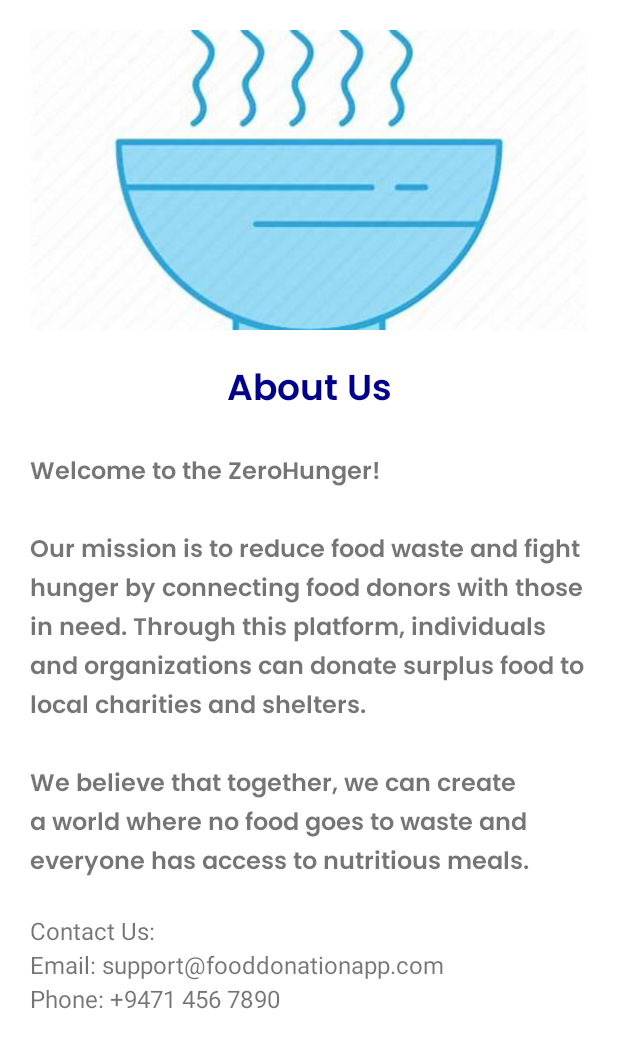
After one commit to MithuN19/Zrero-Hunger-Mobile-Application, an Android app: the layout activity_aboutus.xml on its own in the app's theme, with its tools: preview values and no code run, on a phone screen of 412 x 824 dp. The commit adds this screen. Shown: the top 1048 px of the screen. Run offline under Robolectric (Android 15) with nearby library versions, the phone set to English and light mode, and no system bars.

Commit message:
Create about us page

```diff
--- /dev/null
+++ b/app/src/main/java/com/example/zerohunger/aboutus.java
@@ -0,0 +1,24 @@
+package com.example.zerohunger;
+
+import android.os.Bundle;
+
+import androidx.appcompat.app.AppCompatActivity;
+
+public class aboutus extends AppCompatActivity {
+
+    @Override
+    protected void onCreate(Bundle savedInstanceState) {
+        super.onCreate(savedInstanceState);
+        setContentView(R.layout.activity_aboutus); // Ensure this layout exists
+
+        // Example: Properly initializing views before applying operations
+        // If you're using custom handling for WindowInsets or other advanced features,
+        // ensure the view exists and is not null before applying the listener.
+
+        // Example (if necessary):
+        // View someView = findViewById(R.id.some_view);
+        // if (someView != null) {
+        //     ViewCompat.setOnApplyWindowInsetsListener(someView, (v, insets) -> insets);
+        // }
+    }
+}
--- /dev/null
+++ b/app/src/main/res/font/poppins_semibold.xml
@@ -0,0 +1,7 @@
+<?xml version="1.0" encoding="utf-8"?>
+<font-family xmlns:app="http://schemas.android.com/apk/res-auto"
+        app:fontProviderAuthority="com.google.android.gms.fonts"
+        app:fontProviderPackage="com.google.android.gms"
+        app:fontProviderQuery="name=Poppins&amp;weight=600"
+        app:fontProviderCerts="@array/com_google_android_gms_fonts_certs">
+</font-family>
--- /dev/null
+++ b/app/src/main/res/layout/activity_aboutus.xml
@@ -0,0 +1,55 @@
+<?xml version="1.0" encoding="utf-8"?>
+<ScrollView xmlns:android="http://schemas.android.com/apk/res/android"
+    android:layout_width="match_parent"
+    android:layout_height="match_parent"
+    android:padding="20dp">
+
+    <LinearLayout
+        android:layout_width="match_parent"
+        android:layout_height="wrap_content"
+        android:orientation="vertical">
+
+        <!-- Logo -->
+        <ImageView
+            android:id="@+id/logo"
+            android:layout_width="match_parent"
+            android:layout_height="200dp"
+            android:src="@drawable/zero"
+            android:scaleType="centerCrop"
+            android:layout_marginBottom="20dp" />
+
+        <!-- Heading -->
+        <TextView
+            android:id="@+id/about_us_heading"
+            android:layout_width="match_parent"
+            android:layout_height="wrap_content"
+            android:text="About Us"
+            android:textSize="24sp"
+            android:textColor="@color/dark_blue"
+            android:fontFamily="@font/poppins_semibold"
+            android:textStyle="bold"
+            android:gravity="center"
+            android:layout_marginBottom="20dp" />
+
+        <!-- Description -->
+        <TextView
+            android:id="@+id/about_us_description"
+            android:layout_width="match_parent"
+            android:layout_height="wrap_content"
+            android:text="Welcome to the ZeroHunger!\n\nOur mission is to reduce food waste and fight hunger by connecting food donors with those in need. Through this platform, individuals and organizations can donate surplus food to local charities and shelters.\n\nWe believe that together, we can create a world where no food goes to waste and everyone has access to nutritious meals."
+            android:textSize="16sp"
+            android:fontFamily="@font/poppins_semibold"
+            android:lineSpacingExtra="4dp"
+            android:layout_marginBottom="20dp" />
+
+        <!-- Contact Info -->
+        <TextView
+            android:id="@+id/contact_info"
+            android:layout_width="match_parent"
+            android:layout_height="wrap_content"
+            android:text="Contact Us:\nEmail: support@fooddonationapp.com\nPhone: +9471 456 7890"
+            android:textSize="16sp"
+            android:lineSpacingExtra="4dp" />
+
+    </LinearLayout>
+</ScrollView>
--- a/app/src/main/res/values/colors.xml
+++ b/app/src/main/res/values/colors.xml
@@ -7,4 +7,6 @@
     <color name="teal_700">#FF018786</color>
     <color name="black">#FF000000</color>
     <color name="white">#FFFFFFFF</color>
+    <color name="lavender">#8692f7</color>
+    <color name="dark_blue">#00008b</color>
 </resources>
```
